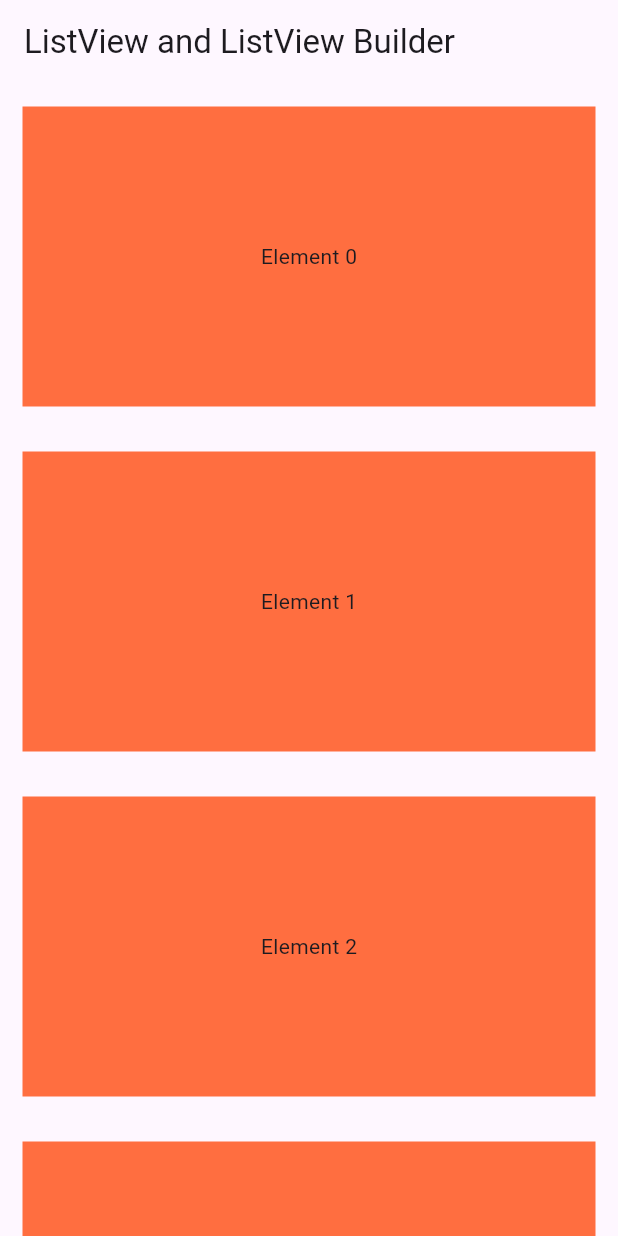
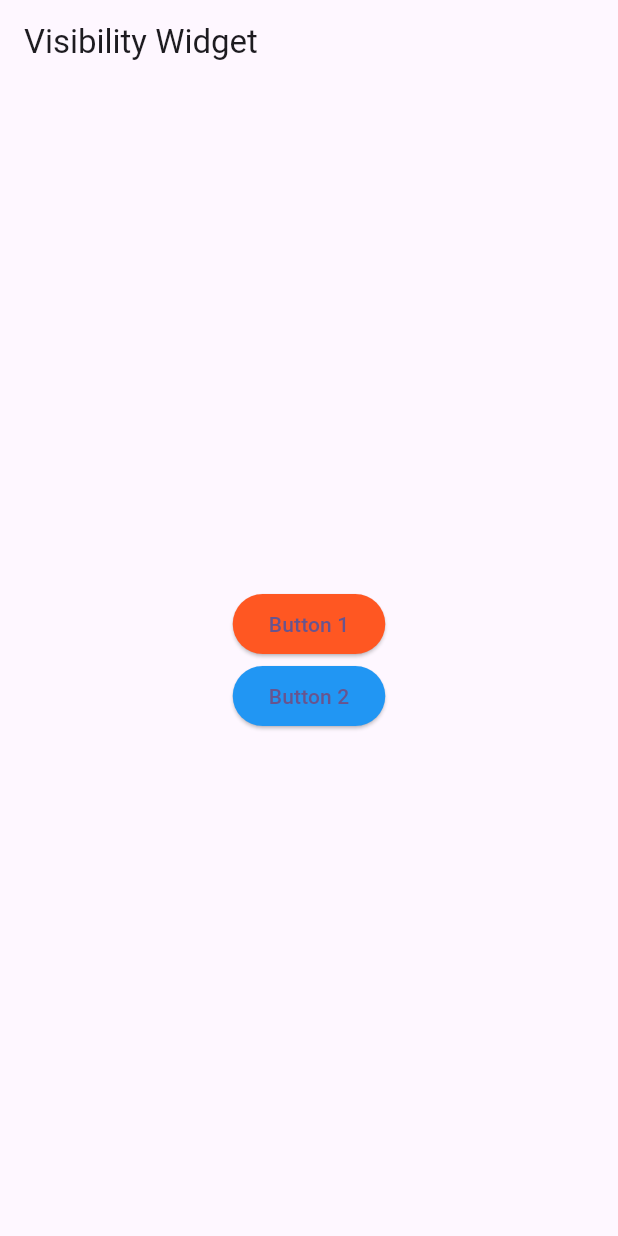
Before and after one commit to deva02ashish/Flutter_widget, a Flutter app: the screen it shows after launch, on a phone screen of 412 x 824 dp. Run offline on Flutter 3.47's test engine with Material 3 defaults, Android fonts, the phone set to English and light mode, and no system bars.

Commit message:
visibility widget

```diff
--- a/lib/flutter_widget/listview_listiew_builder_widget.dart
+++ b/lib/flutter_widget/listview_listiew_builder_widget.dart
@@ -1,4 +1,3 @@
-
 import 'package:flutter/material.dart';
 
 class ListviewListViewBuilderWidget extends StatelessWidget {
--- /dev/null
+++ b/lib/flutter_widget/visibilty_widget.dart
@@ -0,0 +1,56 @@
+import 'package:flutter/material.dart';
+
+class VisibilityWidget extends StatefulWidget {
+   VisibilityWidget({super.key});
+
+  @override
+  State<VisibilityWidget> createState() => _VisibilityWidgetState();
+}
+
+class _VisibilityWidgetState extends State<VisibilityWidget> {
+  bool isButton1visible=true;
+
+  bool isButton2visible=true;
+
+  @override
+  Widget build(BuildContext context) {
+    return Scaffold(
+      appBar: AppBar(
+        title:const Text("Visibility Widget"),
+      ),
+      body: Center(
+        child: Column(
+          mainAxisAlignment: MainAxisAlignment.center,
+          children: [
+            Visibility(
+              visible: isButton1visible,
+              child: ElevatedButton(
+                style: ButtonStyle(
+                  backgroundColor: WidgetStateProperty.all(Colors.deepOrange)
+                ),
+                  onPressed: (){
+                  setState(() {
+                    isButton1visible=!isButton1visible;
+                    isButton2visible=true;
+                  });
+                  }, child: Text("Button 1")),
+            ),
+            Visibility(
+              visible: isButton2visible,
+              child: ElevatedButton(
+                  style: ButtonStyle(
+                      backgroundColor: WidgetStateProperty.all(Colors.blue)
+                  ),
+                  onPressed: (){
+                    setState(() {
+                      isButton2visible=!isButton2visible;
+                      isButton1visible=true;
+                    });
+                  }, child: Text("Button 2")),
+            ),
+          ],
+        ),
+      ),
+    );
+  }
+}
--- a/lib/main.dart
+++ b/lib/main.dart
@@ -5,6 +5,7 @@ import 'package:flutter_widget/flutter_widget/listview_listiew_builder_widget.da
 import 'package:flutter_widget/flutter_widget/rich_text_widget.dart';
 import 'package:flutter_widget/flutter_widget/row_column_widget.dart';
 import 'package:flutter_widget/flutter_widget/text_widget.dart';
+import 'package:flutter_widget/flutter_widget/visibilty_widget.dart';
 
 
 void main() {
@@ -24,7 +25,7 @@ class MyApp extends StatelessWidget {
         colorScheme: ColorScheme.fromSeed(seedColor: Colors.deepPurple),
         useMaterial3: true,
       ),
-      home: ListviewListViewBuilderWidget(),
+      home: VisibilityWidget(),
     );
   }
 }
```
